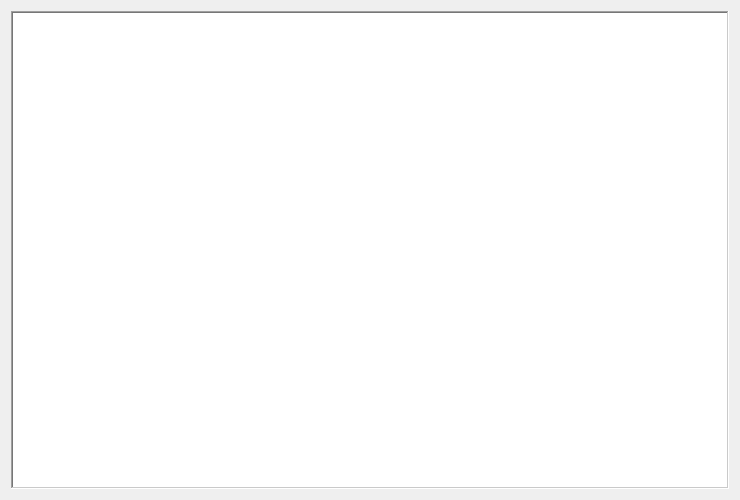
Qt form plyj-master/GUI/UIFiles/History.ui (JLMcBride22/SourceCodeChecker) before a commit.
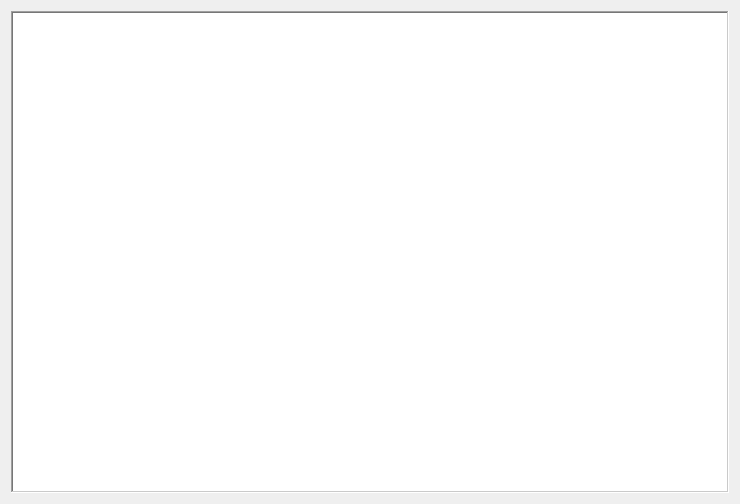
The same form after that commit.

Patch:
```diff
--- a/plyj-master/GUI/UIFiles/History.ui
+++ b/plyj-master/GUI/UIFiles/History.ui
@@ -10,7 +10,7 @@
     <x>0</x>
     <y>0</y>
     <width>740</width>
-    <height>500</height>
+    <height>504</height>
    </rect>
   </property>
   <property name="sizePolicy">
```
